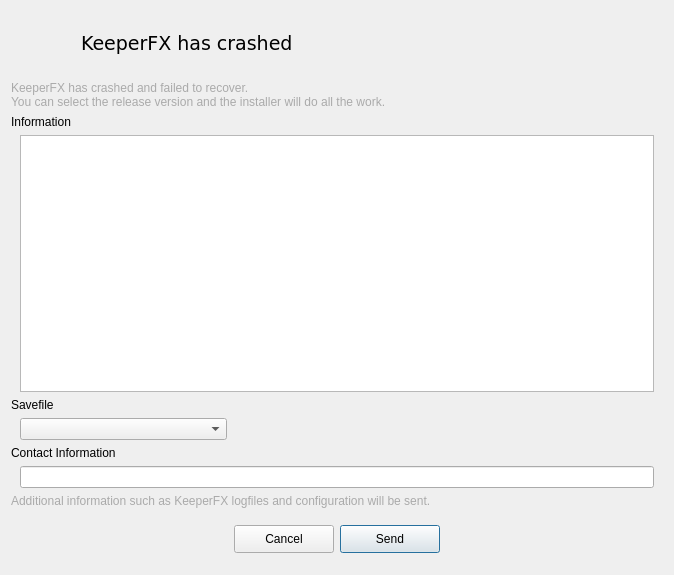
First picture: the form in ui/crashdialog.ui, repository yani/keeperfx-launcher-qt, before the edit.
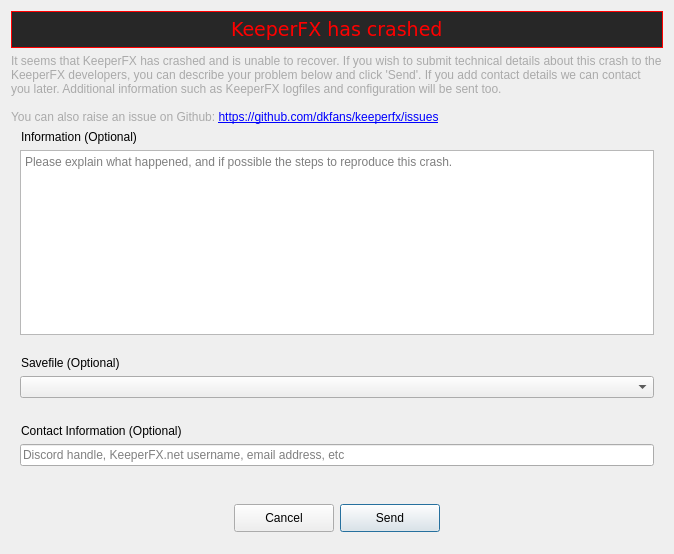
Second picture: the form after the edit. Icons and pictures are not drawn.

Commit message: update crash dialog + add images

```diff
--- a/ui/crashdialog.ui
+++ b/ui/crashdialog.ui
@@ -7,7 +7,7 @@
     <x>0</x>
     <y>0</y>
     <width>674</width>
-    <height>575</height>
+    <height>554</height>
    </rect>
   </property>
   <property name="windowTitle">
@@ -15,38 +15,41 @@
   </property>
   <layout class="QVBoxLayout" name="verticalLayout">
    <item>
+    <widget class="QWidget" name="topWidget" native="true">
+     <property name="styleSheet">
+      <string notr="true">#topWidget {
+    background-color: #272727;
+    border: 1px solid red;
+}</string>
+     </property>
+     <layout class="QVBoxLayout" name="verticalLayout_2">
+      <property name="leftMargin">
+       <number>7</number>
+      </property>
+      <property name="topMargin">
+       <number>7</number>
+      </property>
+      <property name="rightMargin">
+       <number>7</number>
+      </property>
+      <property name="bottomMargin">
+       <number>7</number>
+      </property>
+      <item>
     <layout class="QHBoxLayout" name="horizontalLayout">
      <item>
-      <widget class="QLabel" name="label">
-       <property name="sizePolicy">
-        <sizepolicy hsizetype="Fixed" vsizetype="Fixed">
-         <horstretch>0</horstretch>
-         <verstretch>0</verstretch>
-        </sizepolicy>
-       </property>
-       <property name="minimumSize">
-        <size>
-         <width>64</width>
-         <height>64</height>
-        </size>
-       </property>
-       <property name="maximumSize">
-        <size>
-         <width>64</width>
-         <height>64</height>
-        </size>
-       </property>
+         <widget class="QWidget" name="widgetSpacerLeft" native="true"/>
+        </item>
+        <item>
+         <widget class="QLabel" name="mistressLabel">
        <property name="text">
         <string/>
        </property>
        <property name="pixmap">
-        <pixmap resource="../resources.qrc">:/res/img/creatr_portrt_troll.png</pixmap>
-       </property>
-       <property name="scaledContents">
-        <bool>true</bool>
-       </property>
-       <property name="margin">
-        <number>0</number>
+           <pixmap resource="../resources.qrc">:/res/img/dead_body_mistress.png</pixmap>
+          </property>
+          <property name="alignment">
+           <set>Qt::AlignmentFlag::AlignLeading|Qt::AlignmentFlag::AlignLeft|Qt::AlignmentFlag::AlignVCenter</set>
        </property>
       </widget>
      </item>
@@ -58,18 +61,54 @@
          <pointsize>14</pointsize>
         </font>
        </property>
+          <property name="styleSheet">
+           <string notr="true">QLabel {
+ color: #FF0000;
+}</string>
+          </property>
        <property name="text">
         <string>KeeperFX has crashed</string>
        </property>
        <property name="margin">
         <number>10</number>
        </property>
-      </widget>
-     </item>
-    </layout>
-   </item>
+          <property name="indent">
+           <number>0</number>
+          </property>
+         </widget>
+        </item>
+        <item>
+         <widget class="QLabel" name="hornyLabel">
+          <property name="maximumSize">
+           <size>
+            <width>100</width>
+            <height>50</height>
+           </size>
+          </property>
+          <property name="text">
+           <string/>
+          </property>
+          <property name="pixmap">
+           <pixmap resource="../resources.qrc">:/res/img/dead_body_horny.png</pixmap>
+          </property>
+          <property name="scaledContents">
+           <bool>true</bool>
+          </property>
+          <property name="alignment">
+           <set>Qt::AlignmentFlag::AlignRight|Qt::AlignmentFlag::AlignTop|Qt::AlignmentFlag::AlignTrailing</set>
+          </property>
+         </widget>
+        </item>
+        <item>
+         <widget class="QWidget" name="widgetSpacerRight" native="true"/>
+        </item>
+       </layout>
+      </item>
+     </layout>
+    </widget>
+   </item>
    <item>
-    <widget class="QLabel" name="infoLabel">
+    <widget class="QLabel" name="crashInfoLabel">
      <property name="font">
       <font/>
      </property>
@@ -79,7 +118,13 @@
 }</string>
      </property>
      <property name="text">
-      <string>&lt;html&gt;&lt;head/&gt;&lt;body&gt;&lt;p&gt;KeeperFX has crashed and failed to recover.&lt;br/&gt;You can select the release version and the installer will do all the work. &lt;/p&gt;&lt;/body&gt;&lt;/html&gt;</string>
+      <string>&lt;html&gt;It seems that KeeperFX has crashed and is unable to recover. If you wish to submit technical details about this crash to the KeeperFX developers, you can describe your problem below and click 'Send'. If you add contact details we can contact you later. Additional information such as KeeperFX logfiles and configuration will be sent too.
+&lt;br /&gt;&lt;br/&gt;
+You can also raise an issue on Github: &lt;a href=&quot;https://github.com/dkfans/keeperfx/issues&quot;&gt;https://github.com/dkfans/keeperfx/issues&lt;/a&gt;
+&lt;/html&gt;</string>
+     </property>
+     <property name="wordWrap">
+      <bool>true</bool>
      </property>
      <property name="margin">
       <number>10</number>
@@ -87,11 +132,14 @@
     </widget>
    </item>
    <item>
-    <widget class="QLabel" name="label_4">
+    <widget class="QLabel" name="infoLabel">
      <property name="text">
-      <string>Information</string>
+      <string>Information (Optional)</string>
      </property>
      <property name="margin">
+      <number>3</number>
+     </property>
+     <property name="indent">
       <number>10</number>
      </property>
     </widget>
@@ -103,10 +151,14 @@
        <number>0</number>
       </property>
       <property name="bottomMargin">
-       <number>0</number>
+       <number>15</number>
       </property>
       <item>
-       <widget class="QTextEdit" name="textEdit"/>
+       <widget class="QTextEdit" name="infoTextEdit">
+        <property name="placeholderText">
+         <string>Please explain what happened, and if possible the steps to reproduce this crash.</string>
+        </property>
+       </widget>
       </item>
      </layout>
     </widget>
@@ -114,30 +166,31 @@
    <item>
     <widget class="QLabel" name="label_2">
      <property name="text">
-      <string>Savefile</string>
+      <string>Savefile (Optional)</string>
      </property>
      <property name="margin">
+      <number>3</number>
+     </property>
+     <property name="indent">
       <number>10</number>
      </property>
     </widget>
    </item>
    <item>
-    <widget class="QWidget" name="widget" native="true">
+    <widget class="QWidget" name="saveFileWidget" native="true">
      <layout class="QHBoxLayout" name="horizontalLayout_4">
       <property name="topMargin">
        <number>0</number>
       </property>
       <property name="bottomMargin">
-       <number>0</number>
+       <number>20</number>
       </property>
       <item>
-       <widget class="QComboBox" name="comboBox_2"/>
-      </item>
-      <item>
-       <widget class="QWidget" name="widget_8" native="true"/>
-      </item>
-      <item>
-       <widget class="QWidget" name="widget_5" native="true"/>
+       <widget class="QComboBox" name="saveFileComboBox">
+        <property name="placeholderText">
+         <string>If you have a game save that could provide us with more information. You can add it here.</string>
+        </property>
+       </widget>
       </item>
      </layout>
     </widget>
@@ -145,9 +198,12 @@
    <item>
     <widget class="QLabel" name="label_3">
      <property name="text">
-      <string>Contact Information</string>
+      <string>Contact Information (Optional)</string>
      </property>
      <property name="margin">
+      <number>3</number>
+     </property>
+     <property name="indent">
       <number>10</number>
      </property>
     </widget>
@@ -162,23 +218,28 @@
        <number>0</number>
       </property>
       <item>
-       <widget class="QLineEdit" name="lineEdit_2"/>
+       <widget class="QLineEdit" name="contactInfoLineEdit">
+        <property name="placeholderText">
+         <string>Discord handle, KeeperFX.net username, email address, etc</string>
+        </property>
+       </widget>
       </item>
      </layout>
     </widget>
    </item>
    <item>
-    <widget class="QLabel" name="label_5">
-     <property name="styleSheet">
-      <string notr="true">QLabel {
- color: #AAA;
-}</string>
+    <widget class="QWidget" name="widget" native="true">
+     <property name="minimumSize">
+      <size>
+       <width>0</width>
+       <height>15</height>
+      </size>
      </property>
-     <property name="text">
-      <string>Additional information such as KeeperFX logfiles and configuration will be sent. </string>
-     </property>
-     <property name="margin">
-      <number>10</number>
+     <property name="maximumSize">
+      <size>
+       <width>16777215</width>
+       <height>50</height>
+      </size>
      </property>
     </widget>
    </item>
@@ -191,9 +252,6 @@
       </size>
      </property>
      <layout class="QHBoxLayout" name="horizontalLayout_2">
-      <property name="topMargin">
-       <number>9</number>
-      </property>
       <item>
        <widget class="QWidget" name="widget_4" native="true"/>
       </item>
```
Left out of the diff: 18 changed lines with no effect on the pictures. Lines whose indentation alone changed are shown as unchanged. The commit also changes 3 other files.
